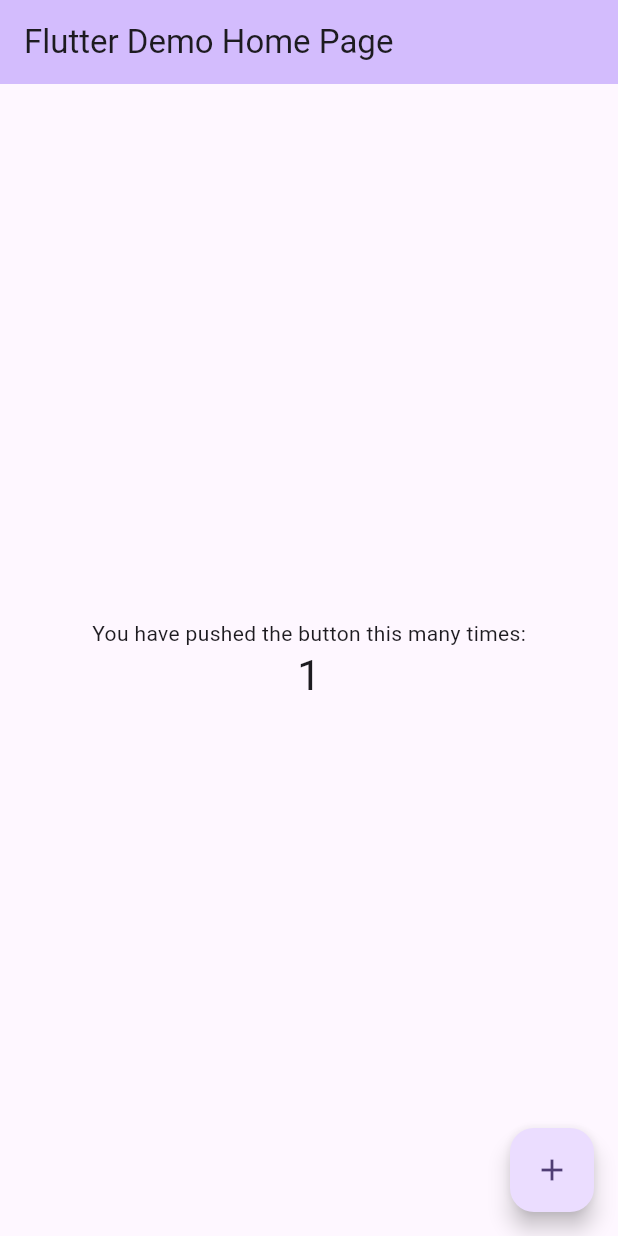
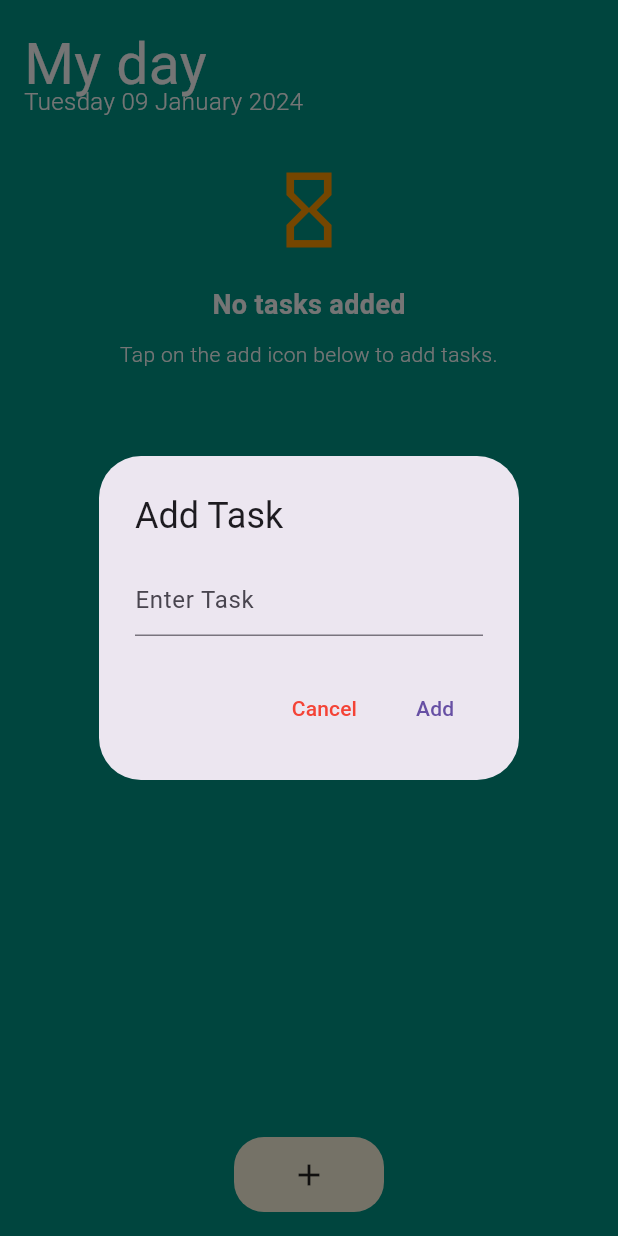
Before and after one commit to imranaai/myday, a Flutter app: the screen it shows after launch, after a tap on the "add" icon, on a phone screen of 412 x 824 dp. Run offline on Flutter 3.47's test engine with Material 3 defaults, Android fonts, the light colour scheme and no system bars; our stand-ins replace get, shared_preferences.

Commit message:
Last Commit

```diff
--- /dev/null
+++ b/lib/HomeScreen/home.dart
@@ -0,0 +1,204 @@
+import 'package:flutter/material.dart';
+import 'package:get/get.dart';
+import 'package:intl/intl.dart';
+import 'package:MyDay/taskCon.dart';
+
+class HomeScreen extends StatelessWidget {
+  final TaskController taskController = Get.put(TaskController());
+  HomeScreen({super.key});
+
+  @override
+  Widget build(BuildContext context) {
+    DateTime now = DateTime.now();
+    String formattedDate = DateFormat('EEEE dd MMMM yyyy').format(now);
+    return Scaffold(
+      floatingActionButton: GestureDetector(
+        onTap: () {
+          _addTaskDialog(context);
+        },
+        child: Container(
+          width: 100,
+          height: 50,
+          decoration: BoxDecoration(
+            borderRadius: BorderRadius.circular(20),
+            color: Colors.amber[50],
+          ),
+          child: const Icon(
+            Icons.add,
+            color: Colors.black87,
+          ),
+        ),
+      ),
+      floatingActionButtonLocation: FloatingActionButtonLocation.centerFloat,
+      backgroundColor: Colors.teal,
+      body: SafeArea(
+        child: Stack(
+          children: [
+            const Positioned(
+              top: 16,
+              left: 16,
+              child: Text(
+                "My day",
+                style: TextStyle(
+                    color: Colors.white,
+                    fontSize: 38,
+                    fontWeight: FontWeight.w400),
+              ),
+            ),
+            Positioned(
+              top: 56,
+              left: 16,
+              child: Text(
+                formattedDate,
+                style: const TextStyle(
+                    color: Colors.white,
+                    fontSize: 16,
+                    fontWeight: FontWeight.w300),
+              ),
+            ),
+            Positioned(
+              child: Container(
+                padding: const EdgeInsets.only(top: 90),
+                width: double.infinity,
+                height: MediaQuery.of(context).size.height - 20,
+                child: Obx(() => ListView.builder(
+                    itemCount: taskController.taskList.isEmpty
+                        ? 1
+                        : taskController.taskList.length,
+                    itemBuilder: (context, index) {
+                      if (taskController.taskList.isEmpty) {
+                        return const Center(
+                          child: Padding(
+                            padding: EdgeInsets.all(20.0),
+                            child: Column(
+                              mainAxisAlignment: MainAxisAlignment.center,
+                              children: [
+                                Icon(
+                                  Icons.hourglass_empty,
+                                  size: 60,
+                                  color: Colors.orange,
+                                ),
+                                SizedBox(height: 20),
+                                Text(
+                                  'No tasks added',
+                                  style: TextStyle(
+                                    color: Colors.white,
+                                    fontSize: 18,
+                                    fontWeight: FontWeight.bold,
+                                  ),
+                                ),
+                                SizedBox(height: 10),
+                                Text(
+                                  'Tap on the add icon below to add tasks.',
+                                  textAlign: TextAlign.center,
+                                  style: TextStyle(
+                                    fontSize: 14,
+                                    fontWeight: FontWeight.w300,
+                                    color: Colors.white,
+                                  ),
+                                ),
+                              ],
+                            ),
+                          ),
+                        );
+                      } else {
+                        final task = taskController.taskList[index];
+                        return Obx(
+                          () => Card(
+                            color: Colors.amber[50],
+                            margin: const EdgeInsets.symmetric(
+                                vertical: 4.0, horizontal: 8.0),
+                            elevation: 2,
+                            child: ListTile(
+                              leading: IconButton(
+                                icon: task.isCompleted.value
+                                    ? const Icon(Icons.check_box)
+                                    : const Icon(Icons.check_box_outline_blank),
+                                onPressed: () {
+                                  task.isCompleted
+                                      .toggle(); // Toggles the checkbox state
+                                },
+                              ),
+                              title: Row(
+                                children: [
+                                  Expanded(
+                                    child: Text(
+                                      task.title,
+                                      style: TextStyle(
+                                        decoration: task.isCompleted.value
+                                            ? TextDecoration.lineThrough
+                                            : TextDecoration.none,
+                                      ),
+                                    ),
+                                  ),
+                                  IconButton(
+                                    icon: Icon(Icons.delete),
+                                    onPressed: () {
+                                      taskController.deleteTask(index);
+                                    },
+                                  ),
+                                ],
+                              ),
+                              trailing: IconButton(
+                                icon: Icon(
+                                  Icons.star,
+                                  color: task.isSelected.value
+                                      ? Colors.yellow
+                                      : Colors.grey,
+                                ),
+                                onPressed: () {
+                                  task.isSelected
+                                      .toggle(); // Toggle isSelected when star is pressed
+                                },
+                              ),
+                            ),
+                          ),
+                        );
+                      }
+                    })),
+              ),
+            )
+          ],
+        ),
+      ),
+    );
+  }
+
+  void _addTaskDialog(BuildContext context) {
+    TextEditingController taskController = TextEditingController();
+    showDialog(
+        context: context,
+        builder: (BuildContext context) {
+          return AlertDialog(
+            title: const Text('Add Task'),
+            content: TextField(
+              controller: taskController,
+              decoration: const InputDecoration(hintText: 'Enter Task'),
+            ),
+            actions: [
+              TextButton(
+                  onPressed: () {
+                    Get.back();
+                  },
+                  child: const Text(
+                    "Cancel",
+                    style: TextStyle(color: Colors.red),
+                  )),
+              TextButton(
+                  onPressed: () {
+                    String taskTitle = taskController.text.trim();
+                    if (taskTitle.isNotEmpty) {
+                      Get.back();
+                      _addTask(taskTitle);
+                    }
+                  },
+                  child: const Text("Add"))
+            ],
+          );
+        });
+  }
+
+  void _addTask(String title) {
+    taskController.addTask(title);
+  }
+}
--- /dev/null
+++ b/lib/Splash/splashscreen.dart
@@ -0,0 +1,77 @@
+import 'package:flutter/material.dart';
+import 'package:MyDay/HomeScreen/home.dart';
+import 'package:shared_preferences/shared_preferences.dart';
+import 'package:get/get.dart';
+
+class SplashScreen extends StatelessWidget {
+  const SplashScreen({Key? key});
+
+  @override
+  Widget build(BuildContext context) {
+    Future.delayed(const Duration(seconds: 2), () {
+      checkFirstTime().then((isFirstTime) {
+        if (isFirstTime) {
+          // Navigate to the onboarding screens
+          navigateToOnboarding();
+        } else {
+          // Navigate to the home screen
+          navigateToHome();
+        }
+      });
+    });
+
+    return Scaffold(
+      backgroundColor: Colors.teal,
+      body: Align(
+        alignment: Alignment.center,
+        child: Column(
+          crossAxisAlignment: CrossAxisAlignment.center,
+          mainAxisAlignment: MainAxisAlignment.center,
+          children: [
+            //Add picture here
+            Image.asset("assets/task.png"),
+            const SizedBox(
+              height: 10,
+            ),
+            const Text(
+              "My Day",
+              style: TextStyle(
+                color: Colors.white,
+                fontSize: 48,
+                fontWeight: FontWeight.w700,
+                letterSpacing: 0.96,
+              ),
+            ),
+            const Text(
+              "Perfect App for daily To Do List",
+              style: TextStyle(
+                color: Colors.white,
+                fontSize: 24,
+                fontWeight: FontWeight.w100,
+              ),
+            ),
+          ],
+        ),
+      ),
+    );
+  }
+
+  Future<bool> checkFirstTime() async {
+    SharedPreferences prefs = await SharedPreferences.getInstance();
+    bool isFirstTime = prefs.getBool('first_time') ?? true;
+    if (isFirstTime) {
+      await prefs.setBool('first_time', false);
+    }
+    return isFirstTime;
+  }
+
+  void navigateToOnboarding() {
+    // Navigate to onboarding screens
+    Get.off(HomeScreen());
+  }
+
+  void navigateToHome() {
+    // Navigate to home screen
+    Get.off(HomeScreen());
+  }
+}
--- a/lib/main.dart
+++ b/lib/main.dart
@@ -1,125 +1,23 @@
 import 'package:flutter/material.dart';
+import 'package:get/get.dart';
+import 'package:MyDay/Splash/splashscreen.dart';
+import 'package:MyDay/taskCon.dart';
 
 void main() {
-  runApp(const MyApp());
+  runApp(MyApp());
 }
 
 class MyApp extends StatelessWidget {
-  const MyApp({super.key});
+  final TaskController taskController = Get.put(TaskController());
+  MyApp({super.key});
 
   // This widget is the root of your application.
   @override
   Widget build(BuildContext context) {
-    return MaterialApp(
-      title: 'Flutter Demo',
-      theme: ThemeData(
-        // This is the theme of your application.
-        //
-        // TRY THIS: Try running your application with "flutter run". You'll see
-        // the application has a blue toolbar. Then, without quitting the app,
-        // try changing the seedColor in the colorScheme below to Colors.green
-        // and then invoke "hot reload" (save your changes or press the "hot
-        // reload" button in a Flutter-supported IDE, or press "r" if you used
-        // the command line to start the app).
-        //
-        // Notice that the counter didn't reset back to zero; the application
-        // state is not lost during the reload. To reset the state, use hot
-        // restart instead.
-        //
-        // This works for code too, not just values: Most code changes can be
-        // tested with just a hot reload.
-        colorScheme: ColorScheme.fromSeed(seedColor: Colors.deepPurple),
-        useMaterial3: true,
-      ),
-      home: const MyHomePage(title: 'Flutter Demo Home Page'),
+    return const GetMaterialApp(
+      debugShowCheckedModeBanner: false,
+      title: 'My Day',
+      home: SplashScreen(),
     );
   }
 }
-
-class MyHomePage extends StatefulWidget {
-  const MyHomePage({super.key, required this.title});
-
-  // This widget is the home page of your application. It is stateful, meaning
-  // that it has a State object (defined below) that contains fields that affect
-  // how it looks.
-
-  // This class is the configuration for the state. It holds the values (in this
-  // case the title) provided by the parent (in this case the App widget) and
-  // used by the build method of the State. Fields in a Widget subclass are
-  // always marked "final".
-
-  final String title;
-
-  @override
-  State<MyHomePage> createState() => _MyHomePageState();
-}
-
-class _MyHomePageState extends State<MyHomePage> {
-  int _counter = 0;
-
-  void _incrementCounter() {
-    setState(() {
-      // This call to setState tells the Flutter framework that something has
-      // changed in this State, which causes it to rerun the build method below
-      // so that the display can reflect the updated values. If we changed
-      // _counter without calling setState(), then the build method would not be
-      // called again, and so nothing would appear to happen.
-      _counter++;
-    });
-  }
-
-  @override
-  Widget build(BuildContext context) {
-    // This method is rerun every time setState is called, for instance as done
-    // by the _incrementCounter method above.
-    //
-    // The Flutter framework has been optimized to make rerunning build methods
-    // fast, so that you can just rebuild anything that needs updating rather
-    // than having to individually change instances of widgets.
-    return Scaffold(
-      appBar: AppBar(
-        // TRY THIS: Try changing the color here to a specific color (to
-        // Colors.amber, perhaps?) and trigger a hot reload to see the AppBar
-        // change color while the other colors stay the same.
-        backgroundColor: Theme.of(context).colorScheme.inversePrimary,
-        // Here we take the value from the MyHomePage object that was created by
-        // the App.build method, and use it to set our appbar title.
-        title: Text(widget.title),
-      ),
-      body: Center(
-        // Center is a layout widget. It takes a single child and positions it
-        // in the middle of the parent.
-        child: Column(
-          // Column is also a layout widget. It takes a list of children and
-          // arranges them vertically. By default, it sizes itself to fit its
-          // children horizontally, and tries to be as tall as its parent.
-          //
-          // Column has various properties to control how it sizes itself and
-          // how it positions its children. Here we use mainAxisAlignment to
-          // center the children vertically; the main axis here is the vertical
-          // axis because Columns are vertical (the cross axis would be
-          // horizontal).
-          //
-          // TRY THIS: Invoke "debug painting" (choose the "Toggle Debug Paint"
-          // action in the IDE, or press "p" in the console), to see the
-          // wireframe for each widget.
-          mainAxisAlignment: MainAxisAlignment.center,
-          children: <Widget>[
-            const Text(
-              'You have pushed the button this many times:',
-            ),
-            Text(
-              '$_counter',
-              style: Theme.of(context).textTheme.headlineMedium,
-            ),
-          ],
-        ),
-      ),
-      floatingActionButton: FloatingActionButton(
-        onPressed: _incrementCounter,
-        tooltip: 'Increment',
-        child: const Icon(Icons.add),
-      ), // This trailing comma makes auto-formatting nicer for build methods.
-    );
-  }
-}
--- /dev/null
+++ b/lib/task.dart
@@ -0,0 +1,13 @@
+import 'package:get/get.dart';
+
+class Task {
+  late String title;
+  late RxBool isCompleted;
+  late RxBool isSelected;
+
+  Task(this.title, {bool completed = false}) {
+    isCompleted = RxBool(completed);
+    isSelected = RxBool(false); // Initialize isSelected as false
+  }
+
+}
--- /dev/null
+++ b/lib/taskCon.dart
@@ -0,0 +1,16 @@
+import 'package:get/get.dart';
+import 'package:MyDay/task.dart';
+
+class TaskController extends GetxController {
+  var taskList = <Task>[].obs;
+
+  void addTask(String title) {
+    taskList.add(Task(title));
+  }
+
+  void deleteTask(int index) {
+    if (index >= 0 && index < taskList.length) {
+      taskList.removeAt(index);
+    }
+  }
+}
```
Also changed, not shown: pubspec.yaml (+13 -2 lines), assets/task.png (added), pubspec.lock, 29 other files.
